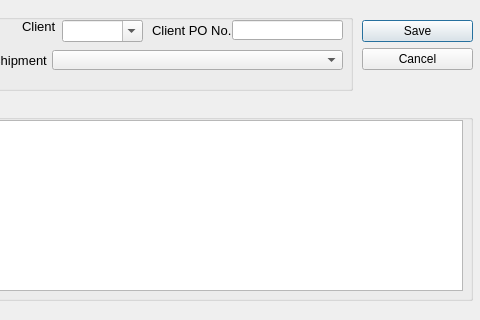
The window that TISDesk/TIS_new_order_dialog.ui (GdRaymond/TISProduction) describes before a commit, drawn with Qt 5; both pictures show x 488 to 968 and y 0 to 320 of the 968 by 566 pixel window.
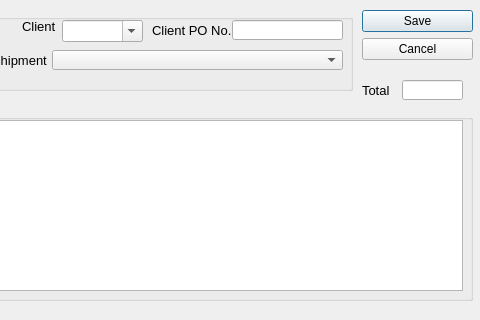
The same window after the commit.

Commit message: split shipment and new order

```diff
--- a/TISDesk/TIS_new_order_dialog.ui
+++ b/TISDesk/TIS_new_order_dialog.ui
@@ -298,9 +298,9 @@
    <property name="geometry">
     <rect>
      <x>850</x>
-     <y>20</y>
+     <y>10</y>
      <width>111</width>
-     <height>81</height>
+     <height>61</height>
     </rect>
    </property>
    <property name="orientation">
@@ -362,6 +362,37 @@
     </property>
    </widget>
   </widget>
+  <widget class="QLabel" name="lb_recap_9">
+   <property name="geometry">
+    <rect>
+     <x>850</x>
+     <y>80</y>
+     <width>31</width>
+     <height>21</height>
+    </rect>
+   </property>
+   <property name="font">
+    <font>
+     <pointsize>10</pointsize>
+    </font>
+   </property>
+   <property name="text">
+    <string>Total</string>
+   </property>
+  </widget>
+  <widget class="QLineEdit" name="lin_total">
+   <property name="geometry">
+    <rect>
+     <x>890</x>
+     <y>80</y>
+     <width>61</width>
+     <height>20</height>
+    </rect>
+   </property>
+   <property name="readOnly">
+    <bool>true</bool>
+   </property>
+  </widget>
  </widget>
  <resources/>
  <connections>
```
The commit also changes 7 other files.
